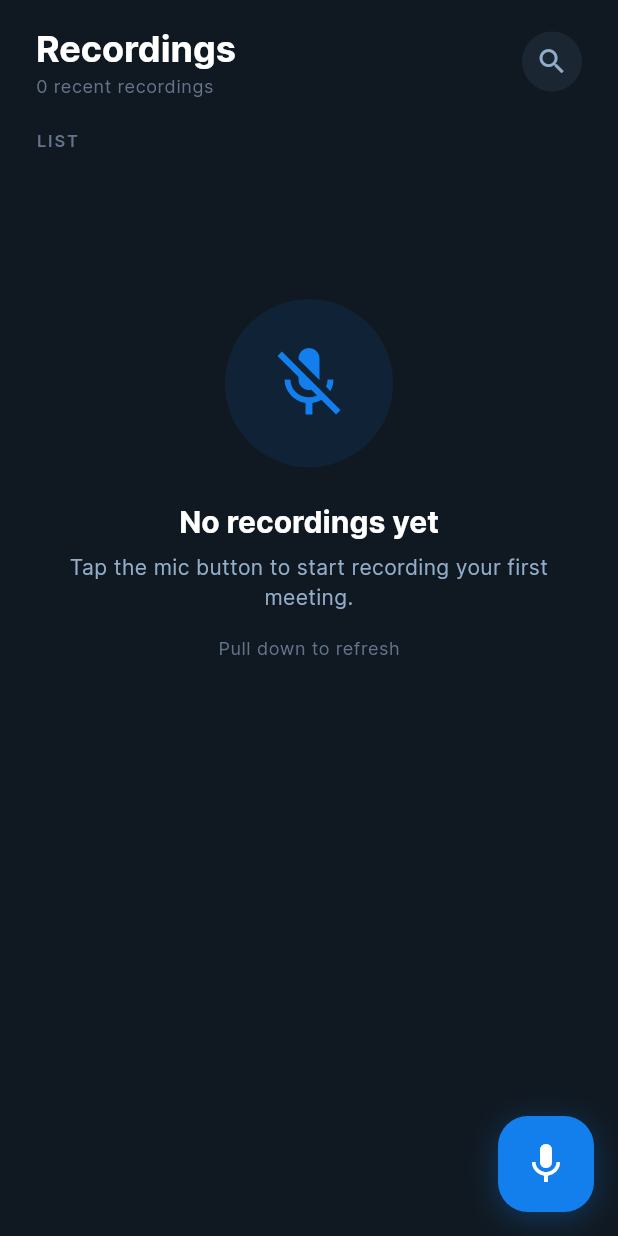
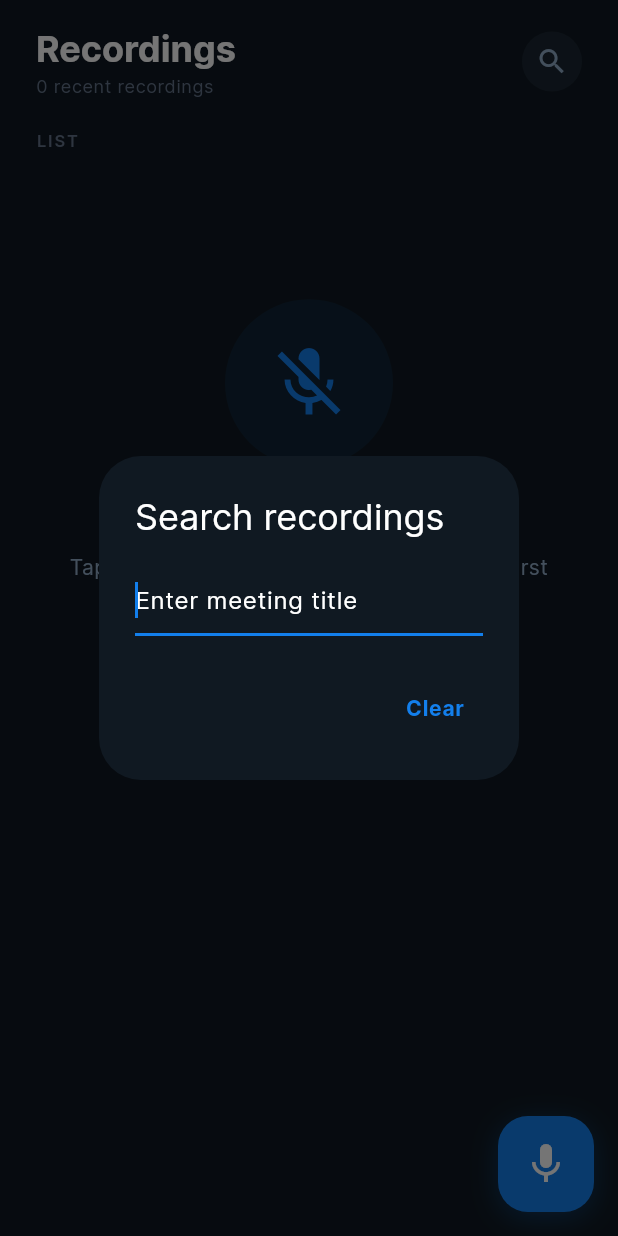
Before and after one commit to dxthanh2002/voice-note, a Flutter app: the RecordingsTab screen opened directly, after a tap on the "search" icon, on a phone screen of 412 x 824 dp. Run offline on Flutter 3.47's test engine with Material 3 defaults, Android fonts, the phone set to English and light mode, and no system bars; our stand-ins replace device_info_plus, dio, just_audio, permission_handler, shared_preferences, shimmer; missing offline and left inert: record; accounts and stored records are empty; network calls fail.

Commit message:
add search function

```diff
--- a/lib/screens/main/recording_screen.dart
+++ b/lib/screens/main/recording_screen.dart
@@ -71,9 +71,9 @@ class _RecordingsTabState extends State<RecordingsTab> {
                       shape: BoxShape.circle,
                     ),
                     child: IconButton(
-                      onPressed: () {
+                      onPressed: () =>
                         // TODO: Search
-                      },
+                        _showSearchDialog(context),
                       icon: const Icon(Icons.search, size: 22),
                       color: AppColors.textSecondary,
                       padding: EdgeInsets.zero,
@@ -233,6 +233,40 @@ class _RecordingsTabState extends State<RecordingsTab> {
       builder: (_) => const CreateRecordSheet(),
     );
   }
+  void _showSearchDialog(BuildContext context) {
+  final controller = TextEditingController(
+    text: context.read<MeetingService>().searchTitle,
+  );
+
+  showDialog(
+    context: context,
+    builder: (_) => AlertDialog(
+      title: const Text('Search recordings'),
+      content: TextField(
+        controller: controller,
+        autofocus: true,
+        decoration: const InputDecoration(
+          hintText: 'Enter meeting title',
+        ),
+          onChanged: (value) {
+    context.read<MeetingService>().searchByTitleLive(value);
+  },
+      ),
+      actions: [
+        TextButton(
+          onPressed: () {
+            context.read<MeetingService>().clearSearch();
+            Navigator.pop(context);
+          },
+          child: const Text('Clear'),
+        ),
+      ],
+    ),
+  );
+}
+
+
+
 }
 
 class _MeetingCard extends StatelessWidget {
--- a/lib/services/meeting.dart
+++ b/lib/services/meeting.dart
@@ -1,3 +1,4 @@
+import 'dart:async';
 import 'package:flutter/foundation.dart';
 import '../models/meeting.dart';
 import 'repository.dart';
@@ -5,21 +6,22 @@ import 'repository.dart';
 class MeetingService extends ChangeNotifier {
   List<MeetingResponse> _meetings = [];
   bool _isLoading = false;
+  String _searchTitle = '';
+
+  Timer? _debounce;
 
   List<MeetingResponse> get meetings => List.unmodifiable(_meetings);
   bool get isLoading => _isLoading;
+  String get searchTitle => _searchTitle;
 
   Future<void> loadMeetings() async {
     _isLoading = true;
     notifyListeners();
 
     try {
-      final data = await Repository.getMeetings();
-
+      final data = await Repository.getMeetings(_searchTitle);
       _meetings = data..sort((a, b) => b.startedAt.compareTo(a.startedAt));
-    } catch (e, stack) {
-      debugPrint('Load meetings failed: $e');
-      debugPrintStack(stackTrace: stack);
+    } catch (e) {
       _meetings = [];
     }
 
@@ -27,10 +29,24 @@ class MeetingService extends ChangeNotifier {
     notifyListeners();
   }
 
-  MeetingResponse? getById(String id) {
-    for (final meeting in _meetings) {
-      if (meeting.id == id) return meeting;
-    }
-    return null;
+  /// 🔍 Called on each character typed
+  void searchByTitleLive(String value) {
+    _searchTitle = value;
+
+    _debounce?.cancel();
+    _debounce = Timer(const Duration(milliseconds: 400), () {
+      loadMeetings();
+    });
+  }
+
+  void clearSearch() {
+    _searchTitle = '';
+    loadMeetings();
+  }
+
+  @override
+  void dispose() {
+    _debounce?.cancel();
+    super.dispose();
   }
 }
--- a/lib/services/repository.dart
+++ b/lib/services/repository.dart
@@ -27,8 +27,11 @@ class Repository {
     return MeetingResponse.fromJson(response.data['data']);
   }
 
-  static Future<List<MeetingResponse>> getMeetings() async {
-    final response = await clientRequest.get('app-audio-note/meetings');
+  static Future<List<MeetingResponse>> getMeetings(String? title) async {
+      final query = (title != null && title.trim().isNotEmpty)
+      ? '?title=${Uri.encodeQueryComponent(title)}'
+      : '';
+    final response = await clientRequest.get('app-audio-note/meetings$query');
     final List data = response.data['data'];
     return data.map((item) => MeetingResponse.fromJson(item)).toList();
   }
--- a/lib/utils/format.dart
+++ b/lib/utils/format.dart
@@ -3,7 +3,7 @@ import 'package:intl/intl.dart';
 import 'dart:convert';
 
 String formatDate(DateTime date) {
-  return DateFormat('dd/MM/yyyy').format(date);
+  return DateFormat('MMMM d, yyyy').format(date);
 }
 
 String formatDuration(Duration? duration) {
```
